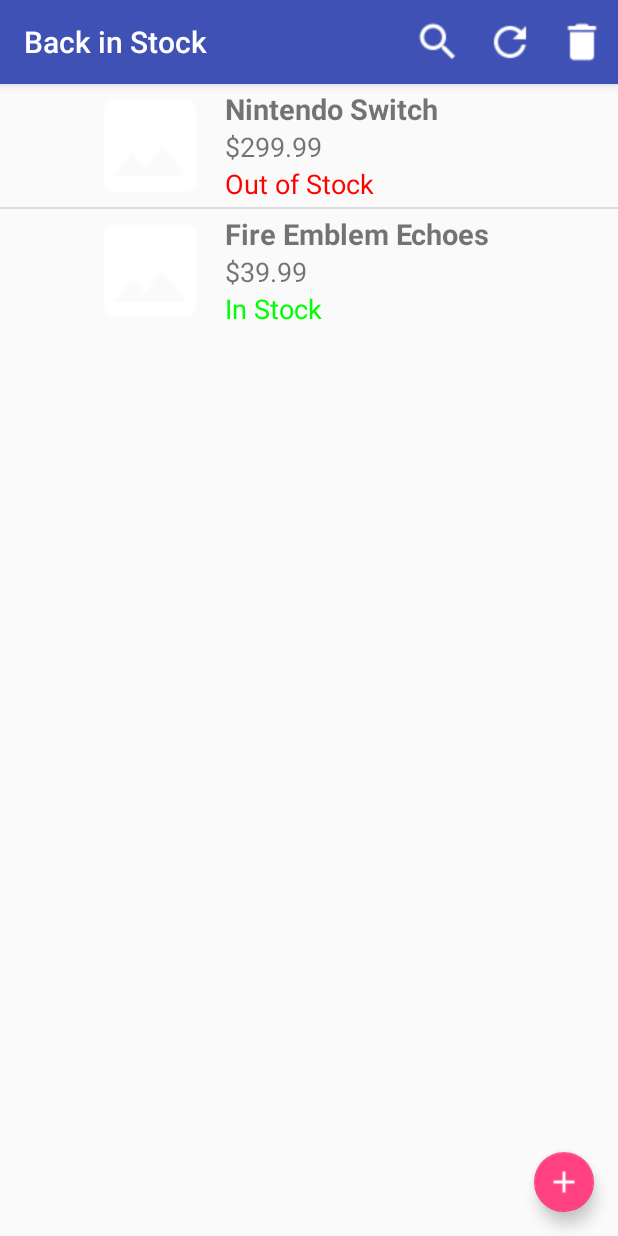
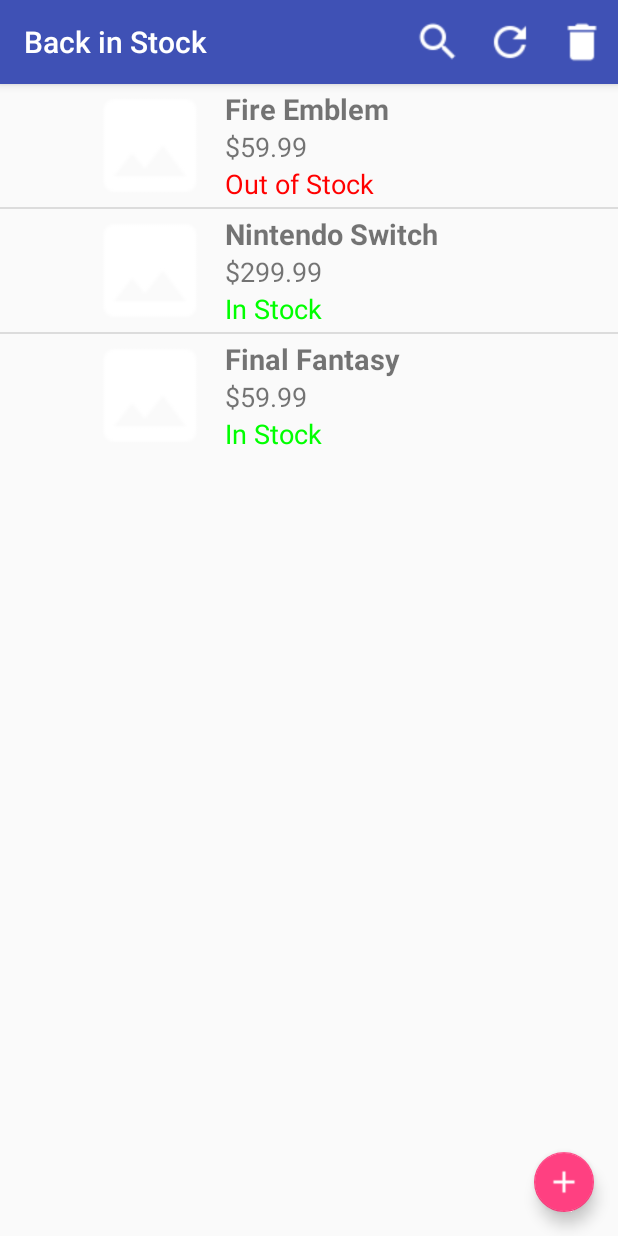
Before and after one commit to zhliu23/BackInStock, an Android app: the screen it shows after launch (MainActivity), on a phone screen of 412 x 824 dp. Run offline under Robolectric (Android 15) with nearby library versions, the phone set to English and light mode, and no system bars.

Commit message:
Changed new entry method, added simple network method

```diff
--- a/app/build.gradle
+++ b/app/build.gradle
@@ -20,7 +20,7 @@
 }
 
 dependencies {
-    compile fileTree(dir: 'libs', include: ['*.jar'])
+    compile fileTree(include: ['*.jar'], dir: 'libs')
     androidTestCompile('com.android.support.test.espresso:espresso-core:2.2.2', {
         exclude group: 'com.android.support', module: 'support-annotations'
     })
@@ -29,4 +29,5 @@
     compile 'com.android.support:support-core-utils:25.3.1'
     compile 'com.android.support.constraint:constraint-layout:1.0.2'
     testCompile 'junit:junit:4.12'
+    compile files('libs/jsoup-1.10.2.jar')
 }
--- a/app/src/main/AndroidManifest.xml
+++ b/app/src/main/AndroidManifest.xml
@@ -1,6 +1,8 @@
 <?xml version="1.0" encoding="utf-8"?>
 <manifest xmlns:android="http://schemas.android.com/apk/res/android"
     package="com.example.zhen.backinstock">
+
+    <uses-permission android:name="android.permission.INTERNET" />
 
     <application
         android:allowBackup="true"
--- a/app/src/main/java/com/example/zhen/backinstock/model/ItemAdapter.java
+++ b/app/src/main/java/com/example/zhen/backinstock/controller/ItemArrayAdapter.java
@@ -1,4 +1,4 @@
-package com.example.zhen.backinstock.model;
+package com.example.zhen.backinstock.controller;
 
 import android.app.Activity;
 import android.content.Context;
@@ -7,11 +7,10 @@
 import android.view.View;
 import android.view.ViewGroup;
 import android.widget.ArrayAdapter;
-import android.widget.CheckBox;
-import android.widget.ImageView;
 import android.widget.TextView;
 
 import com.example.zhen.backinstock.R;
+import com.example.zhen.backinstock.model.Item;
 
 import java.util.List;
 
@@ -21,28 +20,30 @@
  * Created by Zhen on 4/10/2017.
  */
 
-public class ItemAdapter extends ArrayAdapter<Item> {
+public class ItemArrayAdapter extends ArrayAdapter<Item> {
 
+    private Context context;
+    private int layoutResource;
     private List<Item> itemList;
-    private Context context;
 
-    public ItemAdapter(Context context, List<Item> itemList) {
-        super(context, R.layout.fragment_row, itemList);
+    public ItemArrayAdapter(Context context, int resource, List<Item> itemList) {
+        super(context, resource, itemList);
         this.context = context;
+        this.layoutResource = resource;
         this.itemList = itemList;
     }
 
     @Override
     public View getView(int position, View convertView, ViewGroup parent) {
         LayoutInflater inflater = ((Activity)context).getLayoutInflater();
-        convertView = inflater.inflate(R.layout.fragment_row, parent, false);
+        View view = inflater.inflate(R.layout.listview_item, parent, false);
 
-        TextView nameText = (TextView) convertView.findViewById(R.id.nameText);
-        TextView priceText = (TextView) convertView.findViewById(R.id.priceText);
-        TextView statusText = (TextView) convertView.findViewById(R.id.statusText);
+        TextView nameText = (TextView) view.findViewById(R.id.nameText);
+        TextView priceText = (TextView) view.findViewById(R.id.priceText);
+        TextView statusText = (TextView) view.findViewById(R.id.statusText);
 
-        //ImageView imageView = (ImageView) convertView.findViewById(R.id.itemImage);
-        //CheckBox checkBox = (CheckBox) convertView.findViewById(R.id.checkBox);
+        //ImageView imageView = (ImageView) view.findViewById(R.id.itemImage);
+        //CheckBox checkBox = (CheckBox) view.findViewById(R.id.checkBox);
 
         Item item = itemList.get(position);
 
@@ -52,6 +53,6 @@
         statusText.setTextColor(item.isInStock() ? Color.GREEN : Color.RED);
         //itemList.get(position).setChecked((checkBox.isChecked()) ? true : false);
 
-        return convertView;
+        return view;
     }
 }
--- a/app/src/main/java/com/example/zhen/backinstock/controller/MainActivity.java
+++ b/app/src/main/java/com/example/zhen/backinstock/controller/MainActivity.java
@@ -1,18 +1,26 @@
 package com.example.zhen.backinstock.controller;
 
-import android.content.Intent;
+import android.content.DialogInterface;
+import android.os.AsyncTask;
 import android.support.design.widget.FloatingActionButton;
+import android.support.v7.app.AlertDialog;
 import android.support.v7.app.AppCompatActivity;
 import android.os.Bundle;
+import android.text.InputType;
+import android.util.Log;
 import android.view.Menu;
 import android.view.MenuItem;
 import android.view.View;
+import android.widget.Button;
+import android.widget.EditText;
 import android.widget.ListView;
+import android.widget.Toast;
 
 import com.example.zhen.backinstock.R;
-import com.example.zhen.backinstock.model.ItemAdapter;
 import com.example.zhen.backinstock.model.Item;
-import com.example.zhen.backinstock.view.NewEntryActivity;
+
+import org.jsoup.Jsoup;
+import org.jsoup.nodes.Document;
 
 import java.util.ArrayList;
 import java.util.List;
@@ -22,30 +30,62 @@
     private FloatingActionButton addFAB;
 
     private ListView listView;
-    private ItemAdapter adapter;
-
-    private List<Item> itemList = new ArrayList<>();
+    private ItemArrayAdapter itemAdapter;
+    private List<Item> itemList;
 
     @Override
     protected void onCreate(Bundle savedInstanceState) {
         super.onCreate(savedInstanceState);
         setContentView(R.layout.activity_main);
 
+        initItemList();
+
         //init all variables for ListView
         listView = (ListView) findViewById(R.id.listView);
-        adapter = new ItemAdapter(this, itemList);
-        listView.setAdapter(adapter);
-        itemList.add(new Item("", "Nintendo Switch", 299.99, false));
-        itemList.add(new Item("", "Fire Emblem Echoes", 39.99, true));
+        itemAdapter = new ItemArrayAdapter(this, R.layout.listview_item, itemList);
+        listView.setAdapter(itemAdapter);
 
         //Floating Action Button
         addFAB = (FloatingActionButton) findViewById(R.id.addFAB);
         addFAB.setOnClickListener(new View.OnClickListener() {
+
             @Override
             public void onClick(View v) {
-                startActivity(new Intent(MainActivity.this, NewEntryActivity.class));
+                //startActivity(new Intent(MainActivity.this, NewEntryActivity.class));
+                AlertDialog.Builder newEntryBuilder = new AlertDialog.Builder(MainActivity.this);
+                newEntryBuilder.setTitle("New Entry");
+
+                final EditText urlText = new EditText(MainActivity.this);
+                urlText.setInputType(InputType.TYPE_TEXT_VARIATION_WEB_EDIT_TEXT);
+                urlText.setHint("URL");
+
+                newEntryBuilder.setPositiveButton("Submit", new DialogInterface.OnClickListener() {
+                    @Override
+                    public void onClick(DialogInterface dialog, int which) {
+                        if(!urlText.getText().toString().matches(""))
+                            (new parseURL()).execute(new String[]{urlText.getText().toString()});
+                        else
+                            dialog.cancel();
+                    }
+                });
+                newEntryBuilder.setNegativeButton("Cancel", new DialogInterface.OnClickListener() {
+                    @Override
+                    public void onClick(DialogInterface dialog, int which) {
+                        dialog.cancel();
+                    }
+                });
+                newEntryBuilder.setView(urlText);
+                newEntryBuilder.show();
             }
         });
+    }
+
+    private void initItemList() {
+        itemList = new ArrayList<>();
+        itemList.add(new Item("", "Fire Emblem", 59.99, false));
+        itemList.add(new Item("", "Nintendo Switch", 299.99, true));
+        itemList.add(new Item("", "Final Fantasy", 59.99, true));
+
     }
 
     @Override
@@ -68,4 +108,30 @@
                 return true;
         }
     }
+
+    private class parseURL extends AsyncTask<String, Void, String> {
+
+        Item newItem;
+        @Override
+        protected String doInBackground(String... strings) {
+            try {
+                Document doc  = Jsoup.connect(strings[0]).get();
+                String title = doc.title();
+                newItem = new Item("", title, 0.0, false);
+
+            }
+            catch(Throwable t) {
+                t.printStackTrace();
+            }
+
+            return null;
+        }
+
+        @Override
+        protected void onPostExecute(String s) {
+            super.onPostExecute(s);
+            itemAdapter.add(newItem);
+            itemAdapter.notifyDataSetChanged();
+        }
+    }
 }
```
Also changed, not shown: app/src/main/java/com/example/zhen/backinstock/view/NewEntryActivity.java (deleted, +0 -28 lines), app/libs/jsoup-1.10.2.jar (added), app/src/main/res/layout/listview_item.xml (renamed from app/src/main/res/layout/fragment_row.xml).
